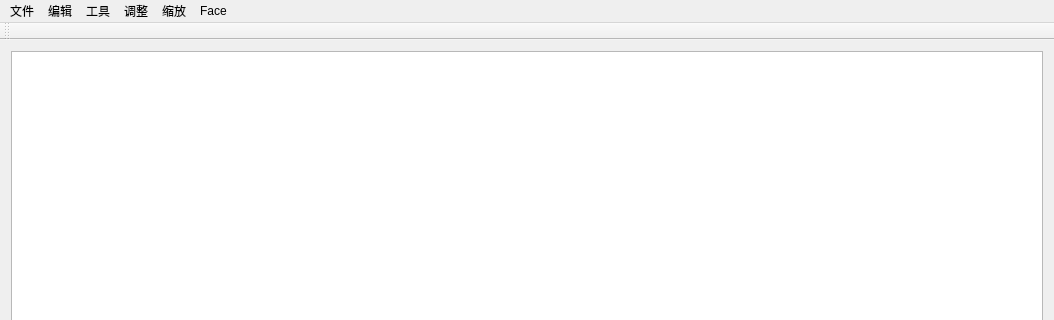
Qt form imageProcess/View/mainwindow.ui (Grothendieck42/2019-summer-project) before a commit; both pictures show x 0 to 1054 and y 0 to 320 of the 1054 by 848 pixel window.
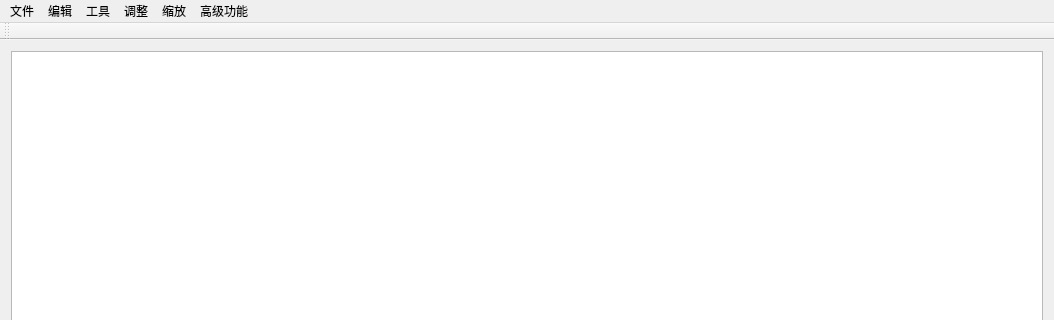
The same form after that commit.

```diff
--- a/imageProcess/View/mainwindow.ui
+++ b/imageProcess/View/mainwindow.ui
@@ -95,7 +95,7 @@
    </widget>
    <widget class="QMenu" name="menuFace">
     <property name="title">
-     <string>Face</string>
+     <string>高级功能</string>
     </property>
     <addaction name="actionDetectFaces"/>
     <addaction name="actionTrainEigenModel"/>
```
Left out of the diff: 10 changed lines with no effect on the pictures.
